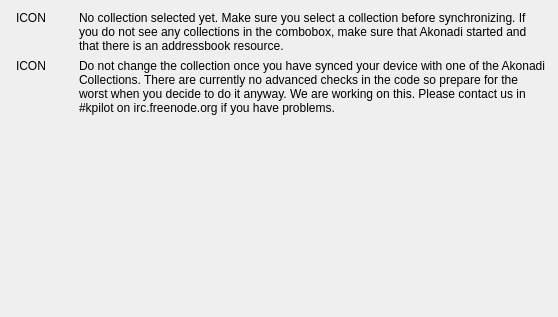
Before: the Qt Designer form kpilot/conduits/akonadibase/akonadi-setup-widget.ui in chusopr/kdepim-ktimetracker-akonadi, drawn with Qt 5.
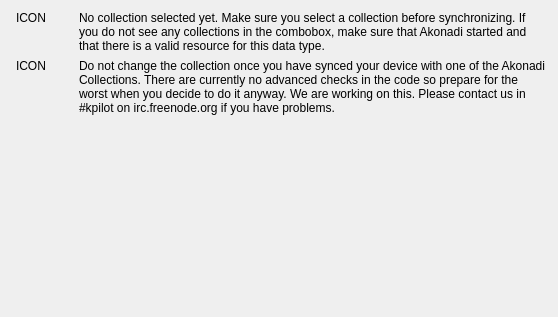
After: the same form once the commit is applied.

Commit message: Adding debugging to akonadi base stuff. Fixing some todo/calendar typos.

What changed in the file:
```diff
--- a/kpilot/conduits/akonadibase/akonadi-setup-widget.ui
+++ b/kpilot/conduits/akonadibase/akonadi-setup-widget.ui
@@ -46,7 +46,7 @@
         </sizepolicy>
        </property>
        <property name="text" >
-        <string>No collection selected yet. Make sure you select a collection before synchronizing. If you do not see any collections in the combobox, make sure that Akonadi started and that there is an addressbook resource.</string>
+        <string>No collection selected yet. Make sure you select a collection before synchronizing. If you do not see any collections in the combobox, make sure that Akonadi started and that there is a valid resource for this data type.</string>
        </property>
        <property name="alignment" >
         <set>Qt::AlignLeading|Qt::AlignLeft|Qt::AlignTop</set>
```
The commit also changes 5 other files.
